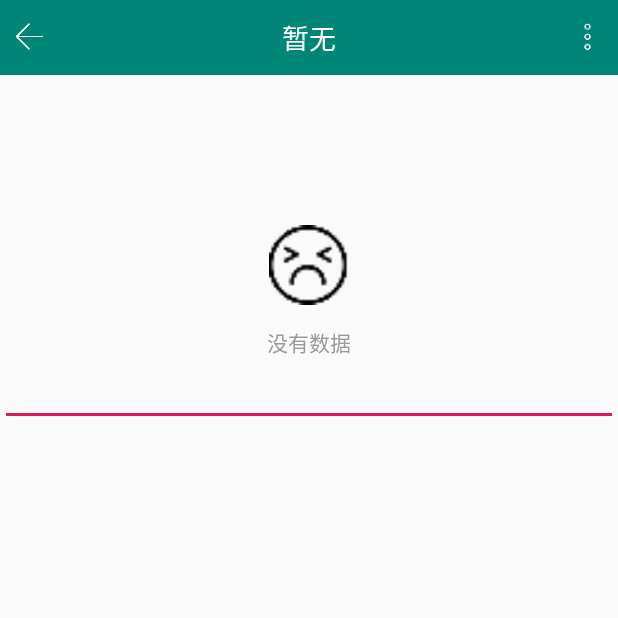
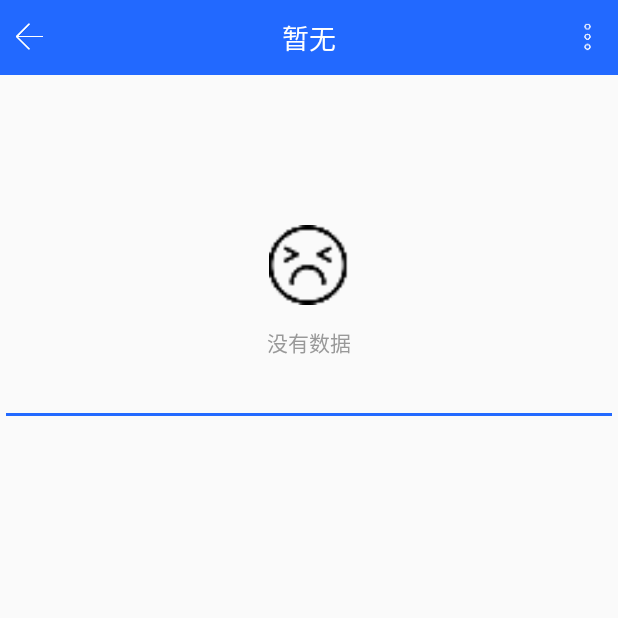
Before and after one commit to icookingcode/AppFrame, an Android app: the ActivityTest screen opened directly, with no data from a screen before it, on a phone screen of 412 x 824 dp, the top half of it. Run offline under Robolectric (Android 15) with nearby library versions, the phone set to English and light mode, and no system bars; our stand-ins replace ButterKnife.

Commit message:
1、结构修改

```diff
--- a/app/src/main/java/com/hnhy/epapp/mvp/contract/ContractLogin.java
+++ b/app/src/main/java/com/hnhy/epapp/mvp/contract/ContractLogin.java
@@ -1,9 +1,9 @@
 package com.hnhy.epapp.mvp.contract;
 
 
+import com.hnhy.epapp.mvp.model.bean.User;
 import com.hnhy.epapp.mvp.ui.BasePresenter;
 import com.hnhy.epapp.mvp.ui.BaseView;
-import com.hnhy.epapp.mvp.ui.model.bean.User;
 
 /**
  * Created by guc on 2019/7/15.
--- a/app/src/main/java/com/hnhy/epapp/mvp/ui/model/Api.java
+++ b/app/src/main/java/com/hnhy/epapp/mvp/model/Api.java
@@ -1,10 +1,10 @@
-package com.hnhy.epapp.mvp.ui.model;
+package com.hnhy.epapp.mvp.model;
 
 import android.support.annotation.NonNull;
 import android.text.TextUtils;
 
 import com.hnhy.epapp.app.Profile;
-import com.hnhy.epapp.mvp.ui.model.bean.User;
+import com.hnhy.epapp.mvp.model.bean.User;
 import com.hnhy.framework.frame.SystemManager;
 import com.hnhy.framework.system.SystemHttp;
 import com.hnhy.framework.system.net.Request;
--- a/app/src/main/java/com/hnhy/epapp/mvp/ui/model/bean/User.java
+++ b/app/src/main/java/com/hnhy/epapp/mvp/model/bean/User.java
@@ -1,4 +1,4 @@
-package com.hnhy.epapp.mvp.ui.model.bean;
+package com.hnhy.epapp.mvp.model.bean;
 
 /**
  * Created by guc on 2019/7/15.
--- a/app/src/main/java/com/hnhy/epapp/mvp/presenter/PresenterLogin.java
+++ b/app/src/main/java/com/hnhy/epapp/mvp/presenter/PresenterLogin.java
@@ -3,8 +3,8 @@ package com.hnhy.epapp.mvp.presenter;
 import android.text.TextUtils;
 
 import com.hnhy.epapp.mvp.contract.ContractLogin;
-import com.hnhy.epapp.mvp.ui.model.Api;
-import com.hnhy.epapp.mvp.ui.model.bean.User;
+import com.hnhy.epapp.mvp.model.Api;
+import com.hnhy.epapp.mvp.model.bean.User;
 import com.hnhy.epapp.system.MyRequestCallback;
 import com.hnhy.framework.system.net.Response;
 
--- a/app/src/main/java/com/hnhy/epapp/mvp/ui/activity/noble/ActivityTest.java
+++ b/app/src/main/java/com/hnhy/epapp/mvp/ui/activity/noble/ActivityTest.java
@@ -35,4 +35,10 @@ public class ActivityTest extends BaseActivity {
             super.onBackPressed();
         }
     }
+
+    @Override
+    protected void onDestroy() {
+        super.onDestroy();
+        KeyBoardCarNumberUtil.hideKeyBoard();
+    }
 }
--- a/app/src/main/res/values/colors.xml
+++ b/app/src/main/res/values/colors.xml
@@ -1,8 +1,8 @@
 <?xml version="1.0" encoding="utf-8"?>
 <resources>
-    <color name="colorPrimary">#008577</color>
-    <color name="colorPrimaryDark">#00574B</color>
-    <color name="colorAccent">#D81B60</color>
+    <color name="colorPrimary">#2269ff</color>
+    <color name="colorPrimaryDark">#2269ff</color>
+    <color name="colorAccent">#2269ff</color>
     <!--蓝色-->
     <color name="colorBlueText">#316cd9</color>
     <color name="colorLightBlue">#169FE6</color>
```
